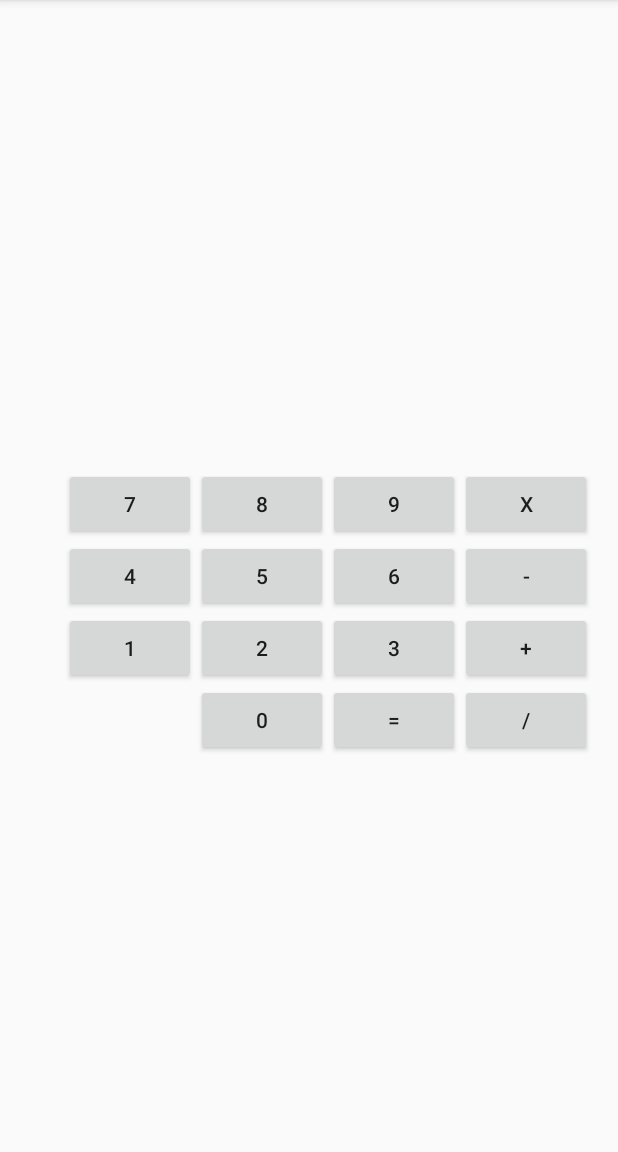
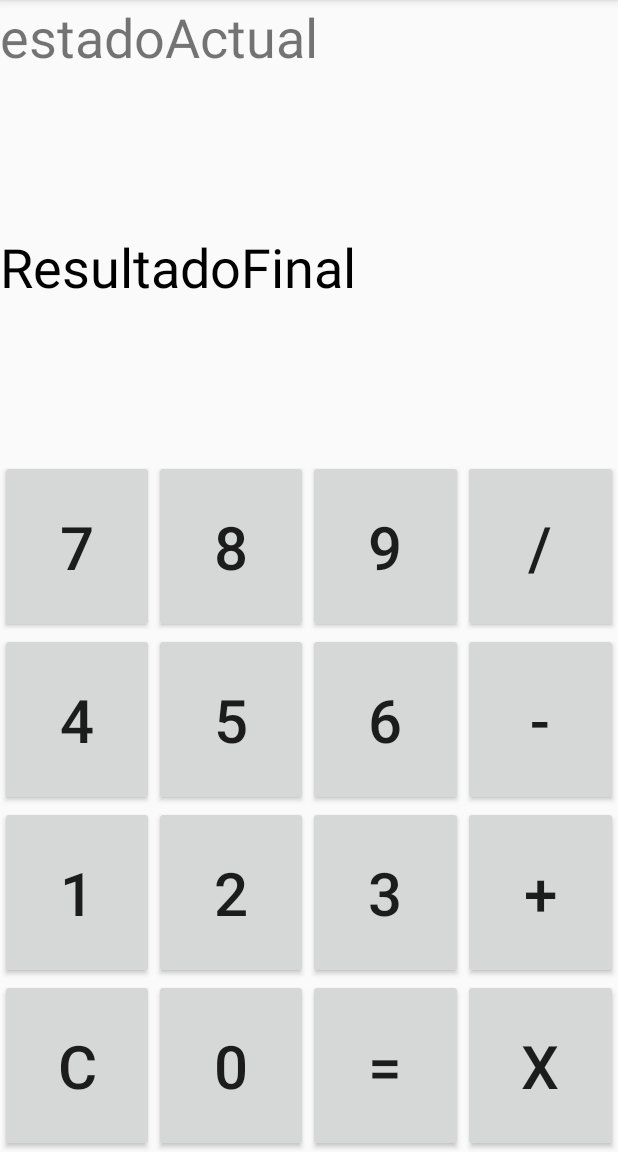
Before and after one commit to LuisZ1/AndroidProyects, an Android app: the screen it shows after launch (MainActivity), on a phone screen of 412 x 824 dp, the part 84-1236 px from its top. Run offline under Robolectric (Android 15) with nearby library versions, the phone set to English and light mode, and no system bars.

Commit message:
Fin calculadora molonga

```diff
--- a/CalculadoraMolonga/app/src/main/res/layout/activity_main.xml
+++ b/CalculadoraMolonga/app/src/main/res/layout/activity_main.xml
@@ -1,177 +1,205 @@
 <?xml version="1.0" encoding="utf-8"?>
-<RelativeLayout xmlns:android="http://schemas.android.com/apk/res/android"
+<LinearLayout xmlns:android="http://schemas.android.com/apk/res/android"
     xmlns:app="http://schemas.android.com/apk/res-auto"
     xmlns:tools="http://schemas.android.com/tools"
     android:layout_width="match_parent"
     android:layout_height="match_parent"
-    tools:context=".MainActivity">
+    tools:context=".MainActivity"
+    android:orientation="vertical">
 
+    <!-- /////////////////////VISOR ESTADO ACTUAL////////////////////////// -->
     <TextView
         android:id="@+id/txtResultado2"
-        android:layout_width="361dp"
-        android:layout_height="141dp"
-        android:layout_below="@+id/btnDiv2"
-        android:layout_centerHorizontal="true"
+        android:layout_width="match_parent"
+        android:layout_height="0dp"
+        android:textSize="36sp"
+        android:layout_weight="20"
+        android:text="estadoActual"/>
+
+    <!-- /////////////////////RESULTADO FINAL////////////////////////// -->
+    <TextView
+        android:id="@+id/txtResultado"
+        android:layout_width="match_parent"
+        android:layout_height="0dp"
+        android:layout_weight="20"
+        android:text="ResultadoFinal"
+        android:textColor="@android:color/black"
         android:textSize="36sp" />
+
+    <!-- /////////////////////BOTONES////////////////////////// -->
+    <LinearLayout
+        android:layout_width="match_parent"
+        android:layout_height="0dp"
+        android:orientation="vertical"
+        android:layout_below="@+id/ResultadoFinal"
+        android:layout_weight="60">
+
+
+        <!-- ///FILA 1// -->
+        <LinearLayout
+            android:layout_width="match_parent"
+            android:layout_height="0dp"
+            android:orientation="horizontal"
+            android:layout_weight="25">
 
             <Button
                 android:id="@+id/btn7"
                 android:layout_width="wrap_content"
-        android:layout_height="wrap_content"
-        android:layout_alignTop="@+id/btn9"
-        android:layout_toStartOf="@+id/btn8"
+                android:layout_height="match_parent"
                 android:text="7"
-        tools:layout_editor_absoluteX="16dp"
-        tools:layout_editor_absoluteY="200dp"/>
+                android:layout_weight="25"
+                android:textSize="40sp" />
+
+            <Button
+                android:id="@+id/btn8"
+                android:layout_width="wrap_content"
+                android:layout_height="match_parent"
+                android:layout_weight="25"
+                android:text="8"
+                android:textSize="40sp" />
 
             <Button
                 android:id="@+id/btn9"
                 android:layout_width="wrap_content"
-        android:layout_height="wrap_content"
-        android:layout_above="@+id/btn4"
-        android:layout_toEndOf="@+id/btn8"
+                android:layout_height="match_parent"
                 android:text="9"
-        tools:layout_editor_absoluteX="189dp"
-        tools:layout_editor_absoluteY="200dp" />
+                android:layout_weight="25"
+                android:textSize="40sp" />
 
             <Button
-        android:id="@+id/btn8"
+                android:id="@+id/btnDiv2"
                 android:layout_width="wrap_content"
-        android:layout_height="wrap_content"
-        android:layout_above="@+id/btn4"
-        android:layout_toEndOf="@+id/btn4"
-        android:text="8"
-        tools:layout_editor_absoluteX="101dp"
-        tools:layout_editor_absoluteY="200dp" />
+                android:layout_height="match_parent"
+                android:text="/"
+                android:layout_weight="25"
+                android:textSize="40sp" />
+
+
+        </LinearLayout>
+
+        <!-- ///FILA 2// -->
+        <LinearLayout
+            android:layout_width="match_parent"
+            android:layout_height="0dp"
+            android:orientation="horizontal"
+            android:layout_weight="25">
 
             <Button
                 android:id="@+id/btn4"
                 android:layout_width="wrap_content"
-        android:layout_height="wrap_content"
-        android:layout_centerVertical="true"
-        android:layout_toStartOf="@+id/btn5"
+                android:layout_height="match_parent"
                 android:text="4"
-        tools:layout_editor_absoluteX="16dp"
-        tools:layout_editor_absoluteY="259dp" />
+                android:layout_weight="25"
+                android:textSize="40sp" />
 
             <Button
                 android:id="@+id/btn5"
                 android:layout_width="wrap_content"
-        android:layout_height="wrap_content"
-        android:layout_centerVertical="true"
-        android:layout_toStartOf="@+id/btn6"
+                android:layout_height="match_parent"
                 android:text="5"
-        tools:layout_editor_absoluteX="101dp"
-        tools:layout_editor_absoluteY="259dp" />
+                android:layout_weight="25"
+                android:textSize="40sp" />
 
             <Button
                 android:id="@+id/btn6"
                 android:layout_width="wrap_content"
-        android:layout_height="wrap_content"
-        android:layout_alignStart="@+id/btn3"
-        android:layout_centerVertical="true"
+                android:layout_height="match_parent"
                 android:text="6"
-        tools:layout_editor_absoluteX="189dp"
-        tools:layout_editor_absoluteY="259dp" />
+                android:layout_weight="25"
+                android:textSize="40sp" />
+
+            <Button
+                android:id="@+id/btnRES"
+                android:layout_width="wrap_content"
+                android:layout_height="match_parent"
+                android:text="-"
+                android:layout_weight="25"
+                android:textSize="40sp" />
+
+        </LinearLayout>
+
+        <!-- ///FILA 3// -->
+        <LinearLayout
+            android:layout_width="match_parent"
+            android:layout_height="0dp"
+            android:orientation="horizontal"
+            android:layout_weight="25">
+
+            <Button
+                android:id="@+id/btn1"
+                android:layout_width="wrap_content"
+                android:layout_height="match_parent"
+                android:text="1"
+                android:layout_weight="25"
+                android:textSize="40sp" />
+
+            <Button
+                android:id="@+id/btn2"
+                android:layout_width="wrap_content"
+                android:layout_height="match_parent"
+                android:text="2"
+                android:layout_weight="25"
+                android:textSize="40sp" />
 
             <Button
                 android:id="@+id/btn3"
                 android:layout_width="wrap_content"
-        android:layout_height="wrap_content"
-        android:layout_above="@+id/btnDiv2"
-        android:layout_toStartOf="@+id/btnDiv2"
+                android:layout_height="match_parent"
                 android:text="3"
-        tools:layout_editor_absoluteX="16dp"
-        tools:layout_editor_absoluteY="322dp" />
-
-    <Button
-        android:id="@+id/btn2"
-        android:layout_width="wrap_content"
-        android:layout_height="wrap_content"
-        android:layout_alignTop="@+id/btn3"
-        android:layout_toStartOf="@+id/btn3"
-        android:text="2"
-        tools:layout_editor_absoluteX="101dp"
-        tools:layout_editor_absoluteY="322dp" />
-
-    <Button
-        android:id="@+id/btn1"
-        android:layout_width="wrap_content"
-        android:layout_height="wrap_content"
-        android:layout_alignStart="@+id/btn4"
-        android:layout_below="@+id/btn4"
-        android:text="1"
-        tools:layout_editor_absoluteX="189dp"
-        tools:layout_editor_absoluteY="322dp" />
-
-    <Button
-        android:id="@+id/btnDiv2"
-        android:layout_width="wrap_content"
-        android:layout_height="wrap_content"
-        android:layout_alignStart="@+id/btnSUM"
-        android:layout_below="@+id/btnSUM"
-        android:text="/"
-        tools:layout_editor_absoluteX="280dp"
-        tools:layout_editor_absoluteY="425dp" />
+                android:layout_weight="25"
+                android:textSize="40sp" />
 
             <Button
                 android:id="@+id/btnSUM"
                 android:layout_width="wrap_content"
-        android:layout_height="wrap_content"
-        android:layout_alignStart="@+id/btnRES"
-        android:layout_below="@+id/btnRES"
+                android:layout_height="match_parent"
                 android:text="+"
-        tools:layout_editor_absoluteX="280dp"
-        tools:layout_editor_absoluteY="200dp" />
+                android:layout_weight="25"
+                android:textSize="40sp" />
+
+        </LinearLayout>
+
+        <!-- ///FILA 4// -->
+        <LinearLayout
+            android:layout_width="match_parent"
+            android:layout_height="0dp"
+            android:orientation="horizontal"
+            android:layout_weight="25">
 
             <Button
-        android:id="@+id/btnRES"
+                android:id="@+id/btnLimpiar"
                 android:layout_width="wrap_content"
-        android:layout_height="wrap_content"
-        android:layout_alignParentEnd="true"
-        android:layout_centerVertical="true"
-        android:layout_marginEnd="17dp"
-        android:text="-"
-        tools:layout_editor_absoluteX="280dp"
-        tools:layout_editor_absoluteY="259dp" />
+                android:layout_height="match_parent"
+                android:text="C"
+                android:layout_weight="25"
+                android:textSize="40sp" />
+
+            <Button
+                android:id="@+id/btn0"
+                android:layout_width="wrap_content"
+                android:layout_height="match_parent"
+                android:text="0"
+                android:layout_weight="25"
+                android:textSize="40sp" />
+
+            <Button
+                android:id="@+id/btnRes2"
+                android:layout_width="wrap_content"
+                android:layout_height="match_parent"
+                android:text="="
+                android:layout_weight="25"
+                android:textSize="40sp" />
 
             <Button
                 android:id="@+id/btnMult"
                 android:layout_width="wrap_content"
-        android:layout_height="wrap_content"
-        android:layout_alignTop="@+id/btn7"
-        android:layout_toEndOf="@+id/btn9"
+                android:layout_height="match_parent"
                 android:text="x"
-        tools:layout_editor_absoluteX="280dp"
-        tools:layout_editor_absoluteY="322dp" />
+                android:layout_weight="25"
+                android:textSize="40sp" />
 
-    <Button
-        android:id="@+id/btn0"
-        android:layout_width="wrap_content"
-        android:layout_height="wrap_content"
-        android:layout_below="@+id/btn3"
-        android:layout_toEndOf="@+id/btn4"
-        android:text="0"
-        tools:layout_editor_absoluteX="101dp"
-        tools:layout_editor_absoluteY="367dp" />
+        </LinearLayout>
 
-    <Button
-        android:id="@+id/btnRes2"
-        android:layout_width="wrap_content"
-        android:layout_height="wrap_content"
-        android:layout_alignStart="@+id/btn9"
-        android:layout_below="@+id/btn3"
-        android:text="="
-        tools:layout_editor_absoluteX="280dp"
-        tools:layout_editor_absoluteY="367dp" />
+    </LinearLayout>
 
-    <TextView
-        android:id="@+id/txtResultado"
-        android:layout_width="361dp"
-        android:layout_height="141dp"
-        android:layout_alignParentTop="true"
-        android:layout_centerHorizontal="true"
-        android:layout_marginTop="28dp"
-        android:textSize="36sp" />
-
-</RelativeLayout>
+</LinearLayout>
```
Also changed, not shown: CalculadoraMolonga/app/src/main/java/com/example/lzumarraga/calculadoramolonga/MainActivity.java (+28 -19 lines), CalculadoraMolonga/app/src/main/res/layout/activity_main2.xml (added, +185 -0 lines). Lines whose indentation alone changed are shown as unchanged.
